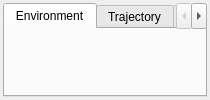
This is workbench/include/tesseract_qt/workbench/workbench_widget.ui in tesseract-robotics/tesseract_qt as Qt 5 draws it before an edit. The edited form follows.
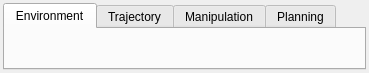
This is the edited form.

```diff
--- a/workbench/include/tesseract_qt/workbench/workbench_widget.ui
+++ b/workbench/include/tesseract_qt/workbench/workbench_widget.ui
@@ -2,6 +2,14 @@
 <ui version="4.0">
  <class>WorkbenchWidget</class>
  <widget class="QWidget" name="WorkbenchWidget">
+  <property name="geometry">
+   <rect>
+    <x>0</x>
+    <y>0</y>
+    <width>369</width>
+    <height>73</height>
+   </rect>
+  </property>
   <property name="sizePolicy">
    <sizepolicy hsizetype="Expanding" vsizetype="Expanding">
     <horstretch>0</horstretch>
```
